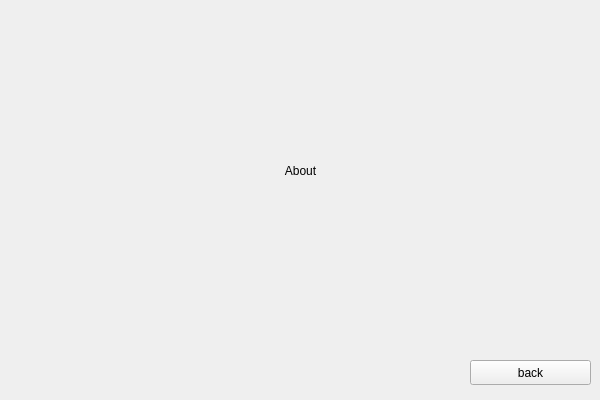
Before: the Qt Designer form src/gui/about.ui in michalhuras/tutor, drawn with Qt 5.
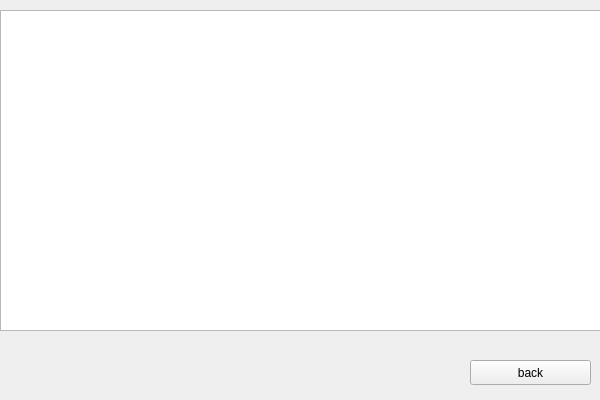
After: the same form once the commit is applied.

Commit message: About program window

Diff of the .ui file:
```diff
--- a/src/gui/about.ui
+++ b/src/gui/about.ui
@@ -13,22 +13,6 @@
   <property name="windowTitle">
    <string>Form</string>
   </property>
-  <widget class="QLabel" name="about_lbl">
-   <property name="geometry">
-    <rect>
-     <x>0</x>
-     <y>10</y>
-     <width>601</width>
-     <height>321</height>
-    </rect>
-   </property>
-   <property name="text">
-    <string>About</string>
-   </property>
-   <property name="alignment">
-    <set>Qt::AlignCenter</set>
-   </property>
-  </widget>
   <widget class="QPushButton" name="back_btn">
    <property name="geometry">
     <rect>
@@ -42,6 +26,16 @@
     <string>back</string>
    </property>
   </widget>
+  <widget class="QTextBrowser" name="about_txt">
+   <property name="geometry">
+    <rect>
+     <x>0</x>
+     <y>10</y>
+     <width>601</width>
+     <height>321</height>
+    </rect>
+   </property>
+  </widget>
  </widget>
  <resources/>
  <connections/>
```
The commit also changes 4 other files.
